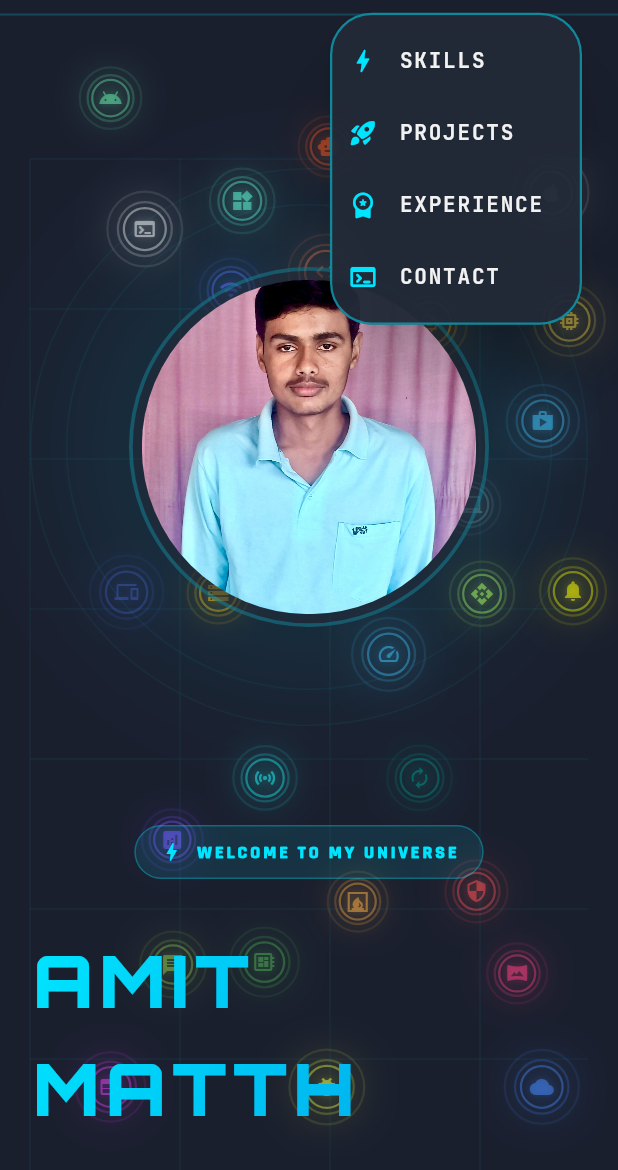
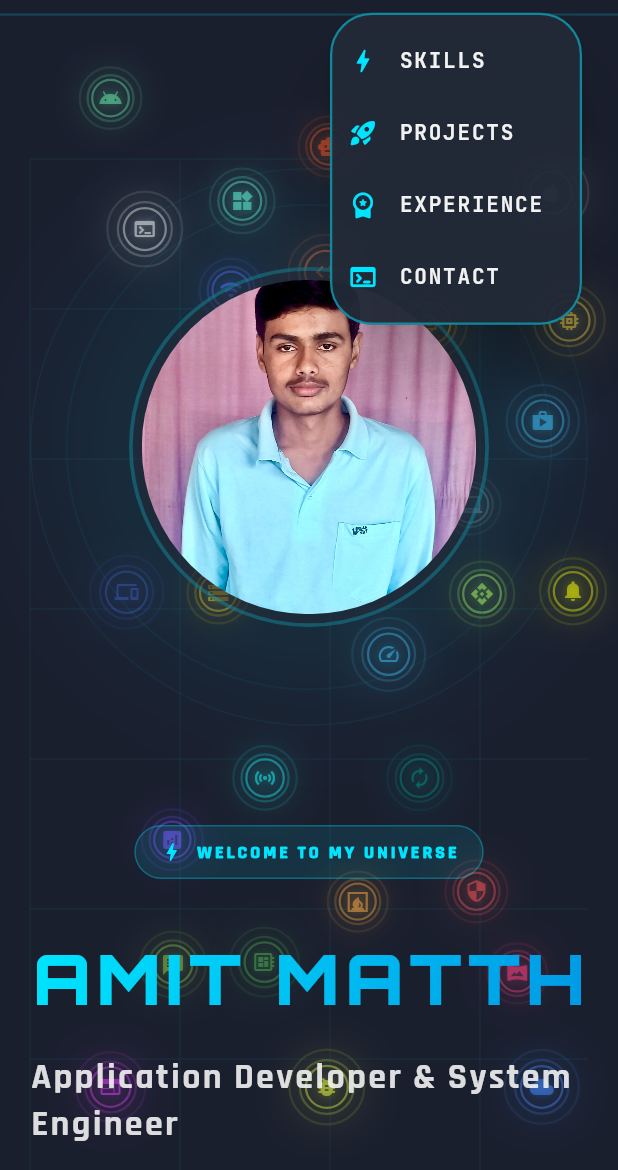
Before and after one commit to Amit-Matth/Portfolio, a Flutter app: the screen it shows after launch, after a tap on the "menu" icon, on a phone screen of 412 x 824 dp, the part 66-1236 px from its top. Run offline on Flutter 3.47's test engine with Material 3 defaults, Android fonts, the light colour scheme and no system bars; drawn by our look-alikes of animated_text_kit; our stand-ins replace cloud_firestore, firebase_core, flutter_svg, google_fonts; accounts and stored records are empty; Roboto replaces fonts that are missing (Syncopate); statements that could not run were skipped; project files that could hold a hidden picture were left out.

Commit message:
Enhance Project flow animation and fix Contact layout

```diff
--- a/lib/sections/contact_section.dart
+++ b/lib/sections/contact_section.dart
@@ -81,6 +81,7 @@
 
     return Container(
       width: double.infinity,
+      alignment: Alignment.center,
       padding: EdgeInsets.symmetric(
         vertical: isSmallScreen ? 60 : 120,
         horizontal: 24,
@@ -99,7 +100,6 @@
           _isHovering = false;
           _mousePos = Offset.zero;
         }),
-        child: Center(
         child: ConstrainedBox(
           constraints: const BoxConstraints(maxWidth: 1200),
           child: Column(
@@ -108,7 +108,6 @@
               const SizedBox(height: 80),
               _buildMainContent(context, isSmallScreen),
             ],
-            ),
           ),
         ),
       ),
--- a/lib/sections/experience_section.dart
+++ b/lib/sections/experience_section.dart
@@ -311,7 +311,9 @@
         builder: (context, child) {
           return Container(
             padding: const EdgeInsets.all(32),
-            width: isSmallScreen ? 340 : 540,
+            width: isSmallScreen
+                ? math.min(340, MediaQuery.of(context).size.width - 60)
+                : 540,
             decoration: BoxDecoration(
               color: AppTheme.card.withOpacity(0.8),
               borderRadius: BorderRadius.circular(24),
@@ -402,7 +404,24 @@
                 _buildExperiencePoint(
                     'Enabled .ORA Export for professional workflows.'),
                 const SizedBox(height: 24),
-                Row(
+                isSmallScreen
+                    ? Column(
+                        crossAxisAlignment: CrossAxisAlignment.stretch,
+                        children: [
+                          _buildActionButton(
+                            'Project Summary',
+                            Icons.description_outlined,
+                            'https://gist.github.com/your-gist-link',
+                          ),
+                          const SizedBox(height: 12),
+                          _buildActionButton(
+                            'View PRs',
+                            Icons.code,
+                            'https://github.com/Catrobat/Paintroid-Flutter/pulls?q=is%3Apr+author%3Ayourusername',
+                          ),
+                        ],
+                      )
+                    : Row(
                         children: [
                           Expanded(
                             child: _buildActionButton(
--- a/lib/sections/hero_section.dart
+++ b/lib/sections/hero_section.dart
@@ -220,7 +220,9 @@
         const SizedBox(height: 32),
 
         // Main Name
-        GradientText(
+        FittedBox(
+          fit: BoxFit.scaleDown,
+          child: GradientText(
             text: "AMIT MATTH",
             gradient: AppTheme.primaryGradient,
             style: GoogleFonts.orbitron(
@@ -229,11 +231,12 @@
               letterSpacing: 4,
             ),
           ),
+        ),
         const SizedBox(height: 16),
 
         // Animated Tagline
         SizedBox(
-          height: 48,
+          height: isSmallScreen ? 80 : 48,
           child: DefaultTextStyle(
             style: GoogleFonts.rajdhani(
               fontSize: isSmallScreen ? 24 : 32,
@@ -241,6 +244,7 @@
               color: AppTheme.foreground.withOpacity(0.9),
               letterSpacing: 1.5,
             ),
+            maxLines: 2,
             child: AnimatedTextKit(
               repeatForever: true,
               animatedTexts: [
```
Also changed, not shown: lib/sections/projects_section.dart (+62 -34 lines). Lines whose indentation alone changed are shown as unchanged.
